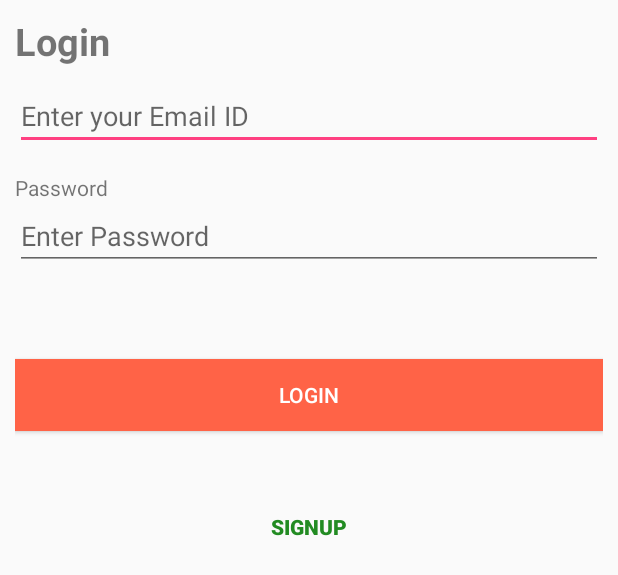
After one commit to aernhofer-tgm/DEZSYS11-AndroidRestFulWS2, an Android app: the layout login.xml on its own in the app's theme, with its tools: preview values and no code run, on a phone screen of 412 x 824 dp. The commit adds this screen. Shown: the top 575 px of the screen. Run offline under Robolectric (Android 15) with nearby library versions, the phone set to English and light mode, and no system bars.

Commit message:
Created Layouts

```diff
--- /dev/null
+++ b/app/src/main/res/layout/login.xml
@@ -0,0 +1,70 @@
+<?xml version="1.0" encoding="utf-8"?>
+<ScrollView xmlns:android="http://schemas.android.com/apk/res/android"
+    android:layout_width="fill_parent"
+    android:layout_height="fill_parent" >
+
+    <LinearLayout
+        android:layout_width="fill_parent"
+        android:layout_height="wrap_content"
+        android:orientation="vertical"
+        android:padding="10dip" >
+
+        <TextView
+            android:layout_width="fill_parent"
+            android:layout_height="wrap_content"
+            android:layout_marginBottom="10dip"
+            android:text="@string/login_title"
+            android:textSize="25sp"
+            android:textStyle="bold" />
+
+        <EditText
+            android:id="@+id/loginEmail"
+            android:layout_width="fill_parent"
+            android:layout_height="wrap_content"
+            android:hint="Enter your Email ID"
+            android:inputType="textEmailAddress" />
+
+        <TextView
+            android:layout_width="fill_parent"
+            android:layout_height="wrap_content"
+            android:layout_marginTop="15dip"
+            android:text="@string/pwd" />
+
+        <EditText
+            android:id="@+id/loginPassword"
+            android:layout_width="fill_parent"
+            android:layout_height="wrap_content"
+            android:hint="Enter Password"
+            android:inputType="textPassword" />
+
+        <TextView
+            android:id="@+id/login_error"
+            android:layout_width="fill_parent"
+            android:layout_height="wrap_content"
+            android:padding="10dip"
+            android:textColor="#e30000"
+            android:textStyle="bold" />
+
+        <Button
+            android:id="@+id/btnLogin"
+            android:layout_width="fill_parent"
+            android:layout_height="wrap_content"
+            android:layout_marginTop="20dip"
+            android:background="#ff6347"
+            android:onClick="loginUser"
+            android:text="Login"
+            android:textColor="#fff" />
+
+        <Button
+            android:id="@+id/btnLinkToRegisterScreen"
+            android:layout_width="fill_parent"
+            android:layout_height="wrap_content"
+            android:layout_marginTop="40dip"
+            android:background="@null"
+            android:onClick="navigatetoRegisterActivity"
+            android:text="Signup"
+            android:textColor="#228b22"
+            android:textStyle="bold" />
+    </LinearLayout>
+
+</ScrollView>
```
Also changed, not shown: app/src/main/res/layout/activity_main.xml (+4 -5 lines), app/src/main/res/layout/home.xml (added, +18 -0 lines), app/src/main/res/layout/register.xml (added, +100 -0 lines).
